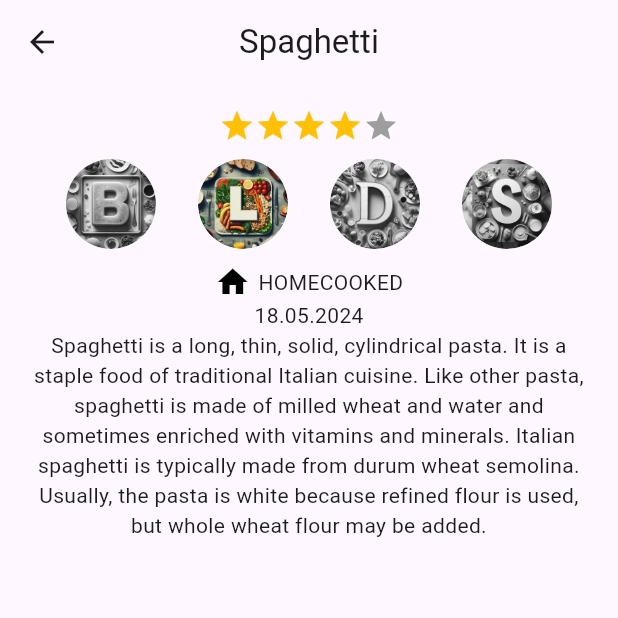
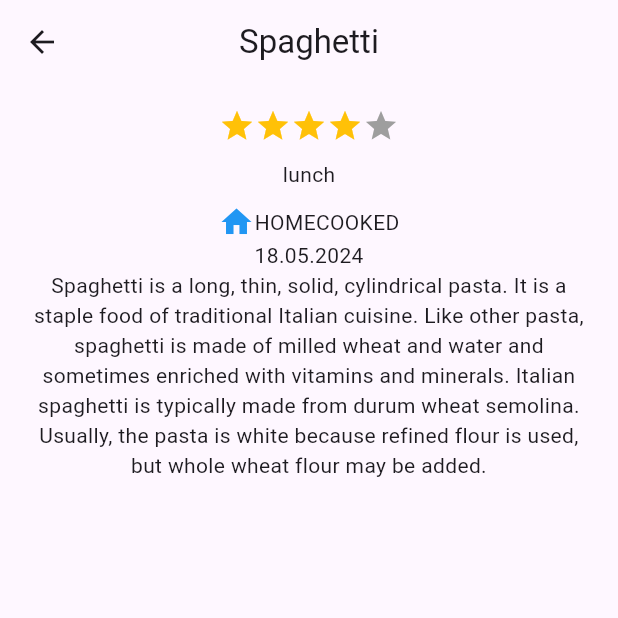
Before and after one commit to ampi18/my_meals_app, a Flutter app: the screen it shows after launch, after a tap on "Spaghetti", on a phone screen of 412 x 824 dp, the top half of it. Run offline on Flutter 3.47's test engine with Material 3 defaults, Android fonts, the phone set to English and light mode, and no system bars.

Commit message:
implementation of meal edit

```diff
--- a/lib/components/meal_list_tile.dart
+++ b/lib/components/meal_list_tile.dart
@@ -33,22 +33,29 @@ class MealListTile extends StatelessWidget {
               children: [
                 CircleAvatar(
                   radius: 30,
-                  backgroundImage:
-                      AssetImage('assets/images/${meal.mealTime.name}.jpeg'),
+                  backgroundColor: meal.origin.color,
+                  child: Icon(meal.origin.icon),
                 ),
-                Expanded(
-                  child: Center(
-                    child: Column(
-                      mainAxisAlignment: MainAxisAlignment.center,
-                      children: [
-                        Text(meal.name),
-                        Text(meal.origin.name),
-                      ],
-                    ),
+                const SizedBox(width: 10),
+                Align(
+                  alignment: Alignment.centerLeft,
+                  child: Column(
+                    mainAxisAlignment: MainAxisAlignment.center,
+                    crossAxisAlignment: CrossAxisAlignment.start,
+                    children: [
+                      Text(
+                        meal.name,
+                        style: const TextStyle(
+                            fontSize: 20, fontWeight: FontWeight.bold),
+                      ),
+                      Text(meal.mealTime.name),
+                    ],
                   ),
                 ),
+                const Spacer(),
                 Column(
                   mainAxisAlignment: MainAxisAlignment.center,
+                  crossAxisAlignment: CrossAxisAlignment.end,
                   children: [
                     Rating(rating: meal.rating),
                     Text(DateFormat('dd.MM.yyyy').format(meal.date)),
--- a/lib/components/mealtimes_row.dart
+++ /dev/null
@@ -1,35 +0,0 @@
-import 'package:flutter/material.dart';
-import 'package:my_meals_app/models/meal_time.dart';
-
-class MealTimesRow extends StatelessWidget {
-  final MealTime mealTime;
-  const MealTimesRow({Key? key, required this.mealTime}) : super(key: key);
-
-  @override
-  Widget build(BuildContext context) {
-    return Row(
-      mainAxisAlignment: MainAxisAlignment.spaceEvenly,
-      children: [
-        _buildCircleAvatar('assets/images/breakfast.jpeg', MealTime.breakfast),
-        _buildCircleAvatar('assets/images/lunch.jpeg', MealTime.lunch),
-        _buildCircleAvatar('assets/images/dinner.jpeg', MealTime.dinner),
-        _buildCircleAvatar('assets/images/snack.jpeg', MealTime.snack),
-      ],
-    );
-  }
-
-  Widget _buildCircleAvatar(String imagePath, MealTime correspondingMealTime) {
-    final bool isCurrentMealTime = mealTime == correspondingMealTime;
-    return ClipOval(
-      child: ColorFiltered(
-        colorFilter: isCurrentMealTime
-            ? const ColorFilter.mode(Colors.transparent, BlendMode.color)
-            : const ColorFilter.mode(Colors.grey, BlendMode.saturation),
-        child: CircleAvatar(
-          radius: 30,
-          backgroundImage: AssetImage(imagePath),
-        ),
-      ),
-    );
-  }
-}
--- a/lib/components/origin_tag.dart
+++ b/lib/components/origin_tag.dart
@@ -10,13 +10,7 @@ class OriginTag extends StatelessWidget {
     return Row(
       mainAxisAlignment: MainAxisAlignment.center,
       children: [
-        if (origin == Origin.homecooked)
-          const Icon(Icons.home, color: Colors.black), //Icons.skillet
-        if (origin == Origin.delivery)
-          const Icon(Icons.delivery_dining, color: Colors.black),
-        if (origin == Origin.restaurant)
-          const Icon(Icons.restaurant, color: Colors.black),
-        const SizedBox(width: 5),
+        Icon(origin.icon, color: origin.color),
         Text(origin.name.toUpperCase()),
       ],
     );
--- a/lib/models/meal.dart
+++ b/lib/models/meal.dart
@@ -3,18 +3,20 @@ import 'package:my_meals_app/models/origin.dart';
 
 class Meal {
   String name;
-  String? description;
+  String? comment;
   MealTime mealTime;
   int rating;
   Origin origin;
+  String source;
   DateTime date;
 
   Meal({
     required this.name,
-    this.description,
+    this.comment,
     required this.mealTime,
     required this.rating,
     required this.origin,
+    required this.source,
     required this.date,
   });
 }
--- a/lib/models/meal_time.dart
+++ b/lib/models/meal_time.dart
@@ -1 +1,22 @@
-enum MealTime { breakfast, lunch, dinner, snack }
+enum MealTime {
+  breakfast,
+  lunch,
+  dinner,
+  snack;
+
+  @override
+  String toString() {
+    switch (this) {
+      case MealTime.breakfast:
+        return 'Breakfast';
+      case MealTime.lunch:
+        return 'Lunch';
+      case MealTime.dinner:
+        return 'Dinner';
+      case MealTime.snack:
+        return 'Snack';
+      default:
+        return '';
+    }
+  }
+}
--- a/lib/models/origin.dart
+++ b/lib/models/origin.dart
@@ -1 +1,29 @@
-enum Origin { homecooked, delivery, restaurant, other }
+import 'package:flutter/material.dart';
+
+enum Origin {
+  homecooked(icon: Icons.home, color: Colors.blue),
+  delivery(icon: Icons.delivery_dining, color: Colors.orange),
+  restaurant(icon: Icons.restaurant, color: Colors.green),
+  other(icon: Icons.more_horiz, color: Colors.grey);
+
+  const Origin({required this.icon, required this.color});
+
+  final IconData icon;
+  final Color color;
+
+  @override
+  String toString() {
+    switch (this) {
+      case Origin.homecooked:
+        return 'Homecooked';
+      case Origin.delivery:
+        return 'Delivery';
+      case Origin.restaurant:
+        return 'Restaurant';
+      case Origin.other:
+        return 'Other';
+      default:
+        return '';
+    }
+  }
+}
--- a/lib/screens/meal_details.dart
+++ b/lib/screens/meal_details.dart
@@ -1,5 +1,4 @@
 import 'package:flutter/material.dart';
-import 'package:my_meals_app/components/mealtimes_row.dart';
 import 'package:my_meals_app/components/origin_tag.dart';
 import 'package:my_meals_app/models/meal.dart';
 import 'package:my_meals_app/components/rating.dart';
@@ -22,12 +21,12 @@ class MealDetails extends StatelessWidget {
           children: [
             Rating(rating: meal.rating),
             const SizedBox(height: 10),
-            MealTimesRow(mealTime: meal.mealTime),
+            Text(meal.mealTime.name),
             const SizedBox(height: 10),
             OriginTag(origin: meal.origin),
             Text(DateFormat('dd.MM.yyyy').format(meal.date)),
             Text(
-              meal.description ?? '',
+              meal.comment ?? '',
               textAlign: TextAlign.center,
             ),
           ],
```
Also changed, not shown: lib/components/datebox.dart (added, +64 -0 lines), lib/components/name_search_bar.dart (added, +68 -0 lines), lib/components/radio_group.dart (added, +36 -0 lines), lib/components/rating_buttons.dart (added, +41 -0 lines), lib/main.dart (+53 -22 lines), lib/screens/meal_edit.dart (added, +66 -0 lines), assets/images/breakfast.jpeg (deleted), assets/images/dinner.jpeg (deleted), assets/images/lunch.jpeg (deleted), assets/images/snack.jpeg (deleted).
